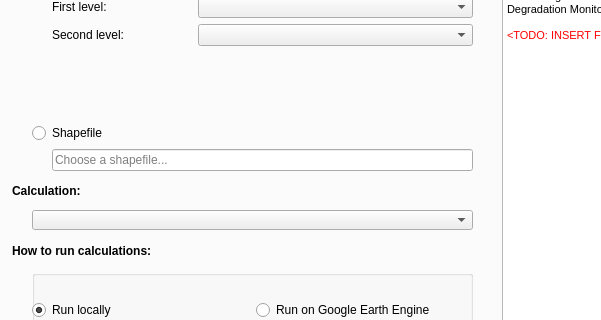
ConservationInternational/trends.earth, file LDMP/DlgCalculate.ui: the form before one commit; both pictures show x 0 to 601 and y 96 to 416 of the 800 by 540 pixel window.
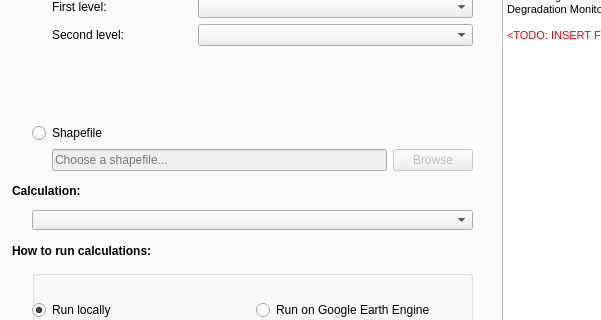
The form after the commit.

Commit message: Add admin0/admin1 handling.

```diff
--- a/LDMP/DlgCalculate.ui
+++ b/LDMP/DlgCalculate.ui
@@ -286,9 +286,12 @@
        </widget>
       </item>
       <item>
-       <layout class="QGridLayout" name="shapefile">
+       <layout class="QGridLayout" name="shp_horiz_layout">
         <item row="0" column="1">
-         <widget class="QLineEdit" name="shapefile_2">
+         <widget class="QLineEdit" name="shapefile">
+          <property name="enabled">
+           <bool>false</bool>
+          </property>
           <property name="placeholderText">
            <string>Choose a shapefile...</string>
           </property>
@@ -310,6 +313,16 @@
           </property>
          </spacer>
         </item>
+        <item row="0" column="2">
+         <widget class="QPushButton" name="shapefile_browse">
+          <property name="enabled">
+           <bool>false</bool>
+          </property>
+          <property name="text">
+           <string>Browse</string>
+          </property>
+         </widget>
+        </item>
        </layout>
       </item>
      </layout>
```
Left out of the diff: 20 changed lines with no effect on the pictures. The commit also changes 2 other files.
